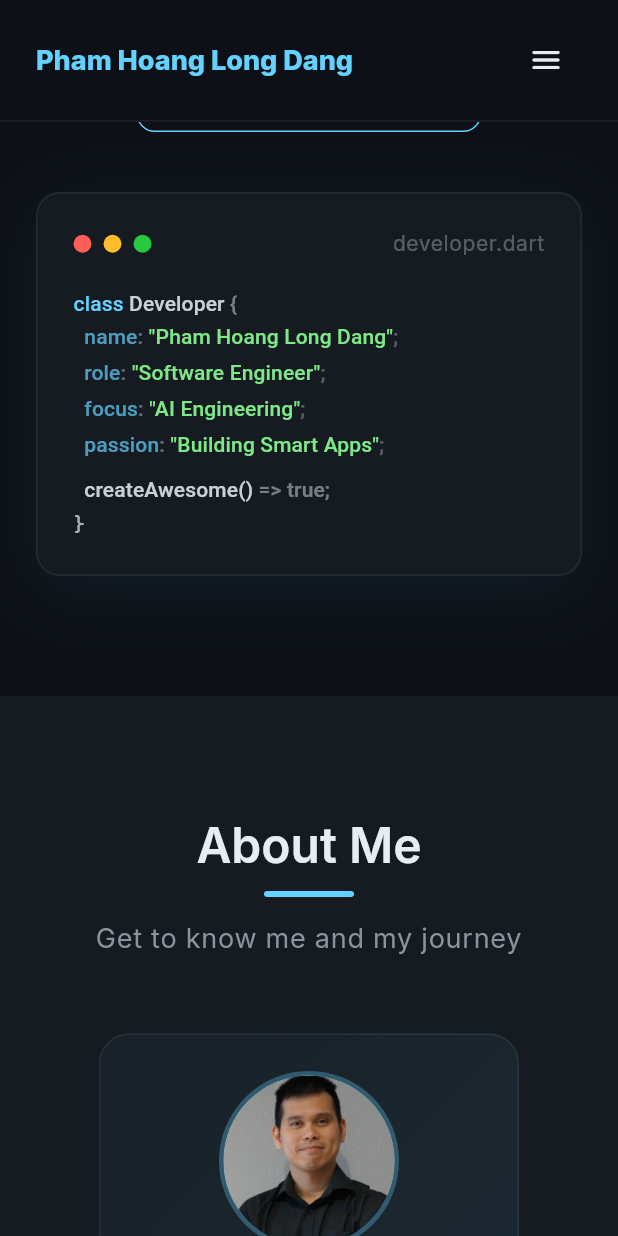
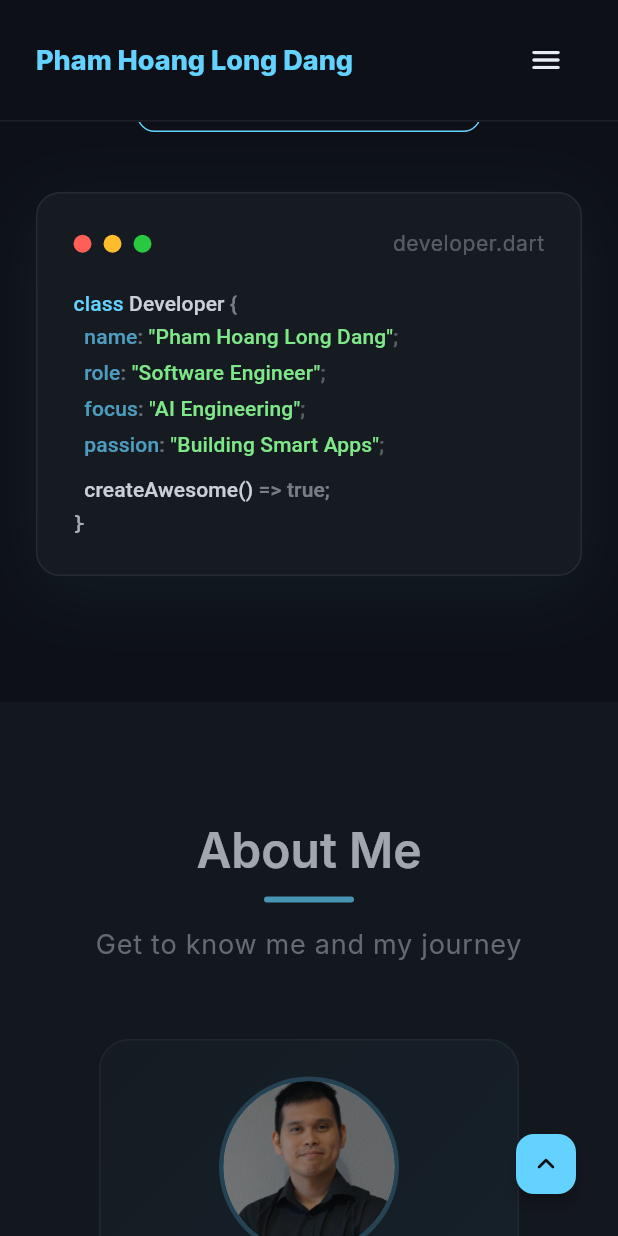
Before and after one commit to DPHLong/my_portfolio, a Flutter app: the screen it shows after launch, scrolled down 576 dp, on a phone screen of 412 x 824 dp. Run offline on Flutter 3.47's test engine with Material 3 defaults, Android fonts, the phone set to English and light mode, and no system bars; drawn by our look-alikes of flutter_animate; our stand-ins replace font_awesome_flutter, go_router, google_fonts.

Commit message:
feat(ui): add animated scroll effects and scroll-to-top button
- Add FadeInOnScroll widget to animate section appearance on scroll
- Enhance NavBar to highlight active section and rebuild on scroll changes
- Update ScrollService to track active section and scroll-to-top button visibility
- Add ScrollToTopButton widget with smooth show/hide and scroll functionality
- Update PortfolioPage layout to include fade animations and scroll-to-top button
- Improve navigation experience with active section highlight and smooth scrolling
- Update AppConstants with valid resume URL for public access

```diff
--- a/lib/app.dart
+++ b/lib/app.dart
@@ -3,9 +3,11 @@
 import 'package:my_portfolio/core/constants/app_constants.dart';
 import 'package:my_portfolio/core/theme/app_theme.dart';
 import 'package:my_portfolio/core/theme/theme_notifier.dart';
+import 'package:my_portfolio/core/widgets/fade_in_on_scroll.dart';
 import 'package:my_portfolio/core/widgets/footer.dart';
 import 'package:my_portfolio/core/widgets/nav_bar.dart';
 import 'package:my_portfolio/core/widgets/scroll_service.dart';
+import 'package:my_portfolio/core/widgets/scroll_to_top_button.dart';
 import 'package:my_portfolio/features/about/about_section.dart';
 import 'package:my_portfolio/features/contact/contact_section.dart';
 import 'package:my_portfolio/features/home/home_section.dart';
@@ -38,12 +40,20 @@
     final keys = _scrollService.sectionKeys;
 
     return Scaffold(
-      body: Column(
+      body: Stack(
         children: [
-          // ── Sticky nav bar ──
-          NavBar(
+          Column(
+            children: [
+              // ── Sticky nav bar (rebuilds on active section change) ──
+              ListenableBuilder(
+                listenable: _scrollService,
+                builder: (context, _) {
+                  return NavBar(
                     themeNotifier: themeNotifier,
                     onNavTap: _scrollService.scrollToSection,
+                    activeSection: _scrollService.activeSection,
+                  );
+                },
               ),
 
               // ── Scrollable content ──
@@ -52,18 +62,56 @@
                   controller: _scrollService.scrollController,
                   child: Column(
                     children: [
-                  HomeSection(sectionKey: keys[AppConstants.sectionHome]!),
-                  AboutSection(sectionKey: keys[AppConstants.sectionAbout]!),
-                  ProjectsSection(
+                      // Home: no scroll trigger (always visible on load)
+                      HomeSection(
+                        sectionKey: keys[AppConstants.sectionHome]!,
+                        onViewProjects: () => _scrollService.scrollToSection(
+                          AppConstants.sectionProjects,
+                        ),
+                      ),
+
+                      // Remaining sections: fade in on scroll
+                      FadeInOnScroll(
+                        child: AboutSection(
+                          sectionKey: keys[AppConstants.sectionAbout]!,
+                        ),
+                      ),
+                      FadeInOnScroll(
+                        delay: const Duration(milliseconds: 100),
+                        child: ProjectsSection(
                           sectionKey: keys[AppConstants.sectionProjects]!,
                         ),
-                  SkillsSection(sectionKey: keys[AppConstants.sectionSkills]!),
-                  ContactSection(
+                      ),
+                      FadeInOnScroll(
+                        child: SkillsSection(
+                          sectionKey: keys[AppConstants.sectionSkills]!,
+                        ),
+                      ),
+                      FadeInOnScroll(
+                        child: ContactSection(
                           sectionKey: keys[AppConstants.sectionContact]!,
+                        ),
                       ),
                       const Footer(),
                     ],
                   ),
+                ),
+              ),
+            ],
+          ),
+
+          // ── Scroll-to-top button ──
+          Positioned(
+            right: 24,
+            bottom: 24,
+            child: ListenableBuilder(
+              listenable: _scrollService,
+              builder: (context, _) {
+                return ScrollToTopButton(
+                  visible: _scrollService.showScrollToTop,
+                  onPressed: _scrollService.scrollToTop,
+                );
+              },
             ),
           ),
         ],
--- a/lib/core/constants/app_constants.dart
+++ b/lib/core/constants/app_constants.dart
@@ -12,7 +12,8 @@
   static const String githubUrl = 'https://github.com/DPHLong';
   static const String linkedInUrl =
       'https://linkedin.com/in/long-dang-163309351';
-  static const String resumeUrl = '';
+  static const String resumeUrl =
+      'https://drive.google.com/file/d/12A7I6hgCA7B44AwmyYearJXvPaAiweku/view?usp=drive_link';
 
   // ── Section IDs (for scroll navigation) ─────────────────────────────
   static const String sectionHome = 'home';
--- /dev/null
+++ b/lib/core/widgets/fade_in_on_scroll.dart
@@ -0,0 +1,95 @@
+import 'package:flutter/material.dart';
+
+/// Fades in and slides a child widget when it scrolls into the viewport.
+/// Animates only once (first time visible).
+class FadeInOnScroll extends StatefulWidget {
+  final Widget child;
+  final Duration duration;
+  final Duration delay;
+  final Offset slideOffset;
+
+  const FadeInOnScroll({
+    super.key,
+    required this.child,
+    this.duration = const Duration(milliseconds: 600),
+    this.delay = Duration.zero,
+    this.slideOffset = const Offset(0, 30),
+  });
+
+  @override
+  State<FadeInOnScroll> createState() => _FadeInOnScrollState();
+}
+
+class _FadeInOnScrollState extends State<FadeInOnScroll>
+    with SingleTickerProviderStateMixin {
+  late final AnimationController _controller;
+  late final Animation<double> _opacity;
+  late final Animation<Offset> _offset;
+  bool _hasAnimated = false;
+  ScrollPosition? _scrollPosition;
+
+  @override
+  void initState() {
+    super.initState();
+    _controller = AnimationController(vsync: this, duration: widget.duration);
+    _opacity = CurvedAnimation(parent: _controller, curve: Curves.easeOut);
+    _offset = Tween<Offset>(
+      begin: widget.slideOffset,
+      end: Offset.zero,
+    ).animate(CurvedAnimation(parent: _controller, curve: Curves.easeOutCubic));
+
+    WidgetsBinding.instance.addPostFrameCallback((_) {
+      _attachScrollListener();
+      _checkVisibility();
+    });
+  }
+
+  void _attachScrollListener() {
+    final scrollable = Scrollable.maybeOf(context);
+    if (scrollable != null) {
+      _scrollPosition = scrollable.position;
+      _scrollPosition!.addListener(_checkVisibility);
+    }
+  }
+
+  void _checkVisibility() {
+    if (_hasAnimated || !mounted) return;
+
+    final renderBox = context.findRenderObject() as RenderBox?;
+    if (renderBox == null || !renderBox.attached) return;
+
+    final position = renderBox.localToGlobal(Offset.zero);
+    final screenHeight = MediaQuery.sizeOf(context).height;
+
+    // Trigger when the top of the widget enters the bottom 90% of the screen
+    if (position.dy < screenHeight * 0.9) {
+      _hasAnimated = true;
+      _scrollPosition?.removeListener(_checkVisibility);
+
+      Future.delayed(widget.delay, () {
+        if (mounted) _controller.forward();
+      });
+    }
+  }
+
+  @override
+  void dispose() {
+    _scrollPosition?.removeListener(_checkVisibility);
+    _controller.dispose();
+    super.dispose();
+  }
+
+  @override
+  Widget build(BuildContext context) {
+    return AnimatedBuilder(
+      animation: _controller,
+      builder: (context, child) {
+        return Opacity(
+          opacity: _opacity.value,
+          child: Transform.translate(offset: _offset.value, child: child),
+        );
+      },
+      child: widget.child,
+    );
+  }
+}
--- a/lib/core/widgets/scroll_service.dart
+++ b/lib/core/widgets/scroll_service.dart
@@ -1,7 +1,7 @@
 import 'package:flutter/material.dart';
 import 'package:my_portfolio/core/constants/app_constants.dart';
 
-class ScrollService {
+class ScrollService extends ChangeNotifier {
   final ScrollController scrollController = ScrollController();
 
   final Map<String, GlobalKey> sectionKeys = {
@@ -11,6 +11,60 @@
     AppConstants.sectionSkills: GlobalKey(),
     AppConstants.sectionContact: GlobalKey(),
   };
+
+  static const _sectionOrder = [
+    AppConstants.sectionHome,
+    AppConstants.sectionAbout,
+    AppConstants.sectionProjects,
+    AppConstants.sectionSkills,
+    AppConstants.sectionContact,
+  ];
+
+  String _activeSection = AppConstants.sectionHome;
+  String get activeSection => _activeSection;
+
+  bool _showScrollToTop = false;
+  bool get showScrollToTop => _showScrollToTop;
+
+  ScrollService() {
+    scrollController.addListener(_onScroll);
+  }
+
+  void _onScroll() {
+    // ── Scroll-to-top button visibility ──
+    final shouldShow = scrollController.offset > 400;
+    if (shouldShow != _showScrollToTop) {
+      _showScrollToTop = shouldShow;
+      notifyListeners();
+    }
+
+    // ── Active section detection ──
+    _updateActiveSection();
+  }
+
+  void _updateActiveSection() {
+    String newActive = AppConstants.sectionHome;
+
+    for (final key in _sectionOrder) {
+      final globalKey = sectionKeys[key];
+      if (globalKey?.currentContext == null) continue;
+
+      final renderBox =
+          globalKey!.currentContext!.findRenderObject() as RenderBox?;
+      if (renderBox == null || !renderBox.attached) continue;
+
+      final position = renderBox.localToGlobal(Offset.zero);
+      // If the section top is above the center of the screen, it's active
+      if (position.dy <= 200) {
+        newActive = key;
+      }
+    }
+
+    if (newActive != _activeSection) {
+      _activeSection = newActive;
+      notifyListeners();
+    }
+  }
 
   void scrollToSection(String sectionKey) {
     final key = sectionKeys[sectionKey];
@@ -23,7 +77,18 @@
     }
   }
 
+  void scrollToTop() {
+    scrollController.animateTo(
+      0,
+      duration: const Duration(milliseconds: 600),
+      curve: Curves.easeInOutCubic,
+    );
+  }
+
+  @override
   void dispose() {
+    scrollController.removeListener(_onScroll);
     scrollController.dispose();
+    super.dispose();
   }
 }
--- /dev/null
+++ b/lib/core/widgets/scroll_to_top_button.dart
@@ -0,0 +1,34 @@
+import 'package:flutter/material.dart';
+
+class ScrollToTopButton extends StatelessWidget {
+  final bool visible;
+  final VoidCallback onPressed;
+
+  const ScrollToTopButton({
+    super.key,
+    required this.visible,
+    required this.onPressed,
+  });
+
+  @override
+  Widget build(BuildContext context) {
+    final primary = Theme.of(context).colorScheme.primary;
+
+    return AnimatedSlide(
+      duration: const Duration(milliseconds: 300),
+      offset: visible ? Offset.zero : const Offset(0, 2),
+      child: AnimatedOpacity(
+        duration: const Duration(milliseconds: 300),
+        opacity: visible ? 1.0 : 0.0,
+        child: FloatingActionButton.small(
+          onPressed: visible ? onPressed : null,
+          backgroundColor: primary,
+          foregroundColor: Theme.of(context).scaffoldBackgroundColor,
+          elevation: 4,
+          tooltip: 'Scroll to top',
+          child: const Icon(Icons.keyboard_arrow_up_rounded),
+        ),
+      ),
+    );
+  }
+}
--- a/lib/features/contact/contact_section.dart
+++ b/lib/features/contact/contact_section.dart
@@ -166,8 +166,9 @@
                   icon: Icons.email_outlined,
                   keyboardType: TextInputType.emailAddress,
                   validator: (v) {
-                    if (v == null || v.trim().isEmpty)
+                    if (v == null || v.trim().isEmpty) {
                       return 'Please enter your email';
+                    }
                     if (!RegExp(r'^[^@]+@[^@]+\.[^@]+$').hasMatch(v.trim())) {
                       return 'Please enter a valid email';
                     }
--- a/lib/features/home/home_section.dart
+++ b/lib/features/home/home_section.dart
@@ -9,8 +9,9 @@
 
 class HomeSection extends StatelessWidget {
   final GlobalKey sectionKey;
+  final VoidCallback? onViewProjects;
 
-  const HomeSection({super.key, required this.sectionKey});
+  const HomeSection({super.key, required this.sectionKey, this.onViewProjects});
 
   static const _roles = [
     'Fullstack Developer',
@@ -32,8 +33,18 @@
       child: SizedBox(
         height: isMobile ? null : MediaQuery.sizeOf(context).height * 0.75,
         child: isDesktop
-            ? _DesktopLayout(theme: theme, primary: primary, roles: _roles)
-            : _MobileLayout(theme: theme, primary: primary, roles: _roles),
+            ? _DesktopLayout(
+                theme: theme,
+                primary: primary,
+                roles: _roles,
+                onViewProjects: onViewProjects,
+              )
+            : _MobileLayout(
+                theme: theme,
+                primary: primary,
+                roles: _roles,
+                onViewProjects: onViewProjects,
+              ),
       ),
     );
   }
@@ -45,21 +56,27 @@
   final ThemeData theme;
   final Color primary;
   final List<String> roles;
+  final VoidCallback? onViewProjects;
 
   const _DesktopLayout({
     required this.theme,
     required this.primary,
     required this.roles,
+    this.onViewProjects,
   });
 
   @override
   Widget build(BuildContext context) {
     return Row(
       children: [
-        // ── Left: text content ──
         Expanded(
           flex: 3,
-          child: _HeroContent(theme: theme, primary: primary, roles: roles),
+          child: _HeroContent(
+            theme: theme,
+            primary: primary,
+            roles: roles,
+            onViewProjects: onViewProjects,
+          ),
         ),
 
         const SizedBox(width: 48),
@@ -80,11 +97,13 @@
   final ThemeData theme;
   final Color primary;
   final List<String> roles;
+  final VoidCallback? onViewProjects;
 
   const _MobileLayout({
     required this.theme,
     required this.primary,
     required this.roles,
+    this.onViewProjects,
   });
 
   @override
@@ -92,7 +111,12 @@
     return Column(
       mainAxisAlignment: MainAxisAlignment.center,
       children: [
-        _HeroContent(theme: theme, primary: primary, roles: roles),
+        _HeroContent(
+          theme: theme,
+          primary: primary,
+          roles: roles,
+          onViewProjects: onViewProjects,
+        ),
         const SizedBox(height: 40),
         _DecorativeCodeBlock(primary: primary, theme: theme),
       ],
@@ -106,11 +130,13 @@
   final ThemeData theme;
   final Color primary;
   final List<String> roles;
+  final VoidCallback? onViewProjects;
 
   const _HeroContent({
     required this.theme,
     required this.primary,
     required this.roles,
+    this.onViewProjects,
   });
 
   @override
@@ -187,13 +213,7 @@
               alignment: isMobile ? WrapAlignment.center : WrapAlignment.start,
               children: [
                 ElevatedButton.icon(
-                  onPressed: () {
-                    // Scroll to projects -- find the scroll service
-                    final scrollable = Scrollable.maybeOf(context);
-                    if (scrollable != null) {
-                      // We'll let the nav handle this via ancestor
-                    }
-                  },
+                  onPressed: onViewProjects,
                   icon: const Icon(Icons.rocket_launch_rounded, size: 18),
                   label: const Text('View Projects'),
                 ),
```
Also changed, not shown: lib/core/widgets/nav_bar.dart (+32 -8 lines). Lines whose indentation alone changed are shown as unchanged.
